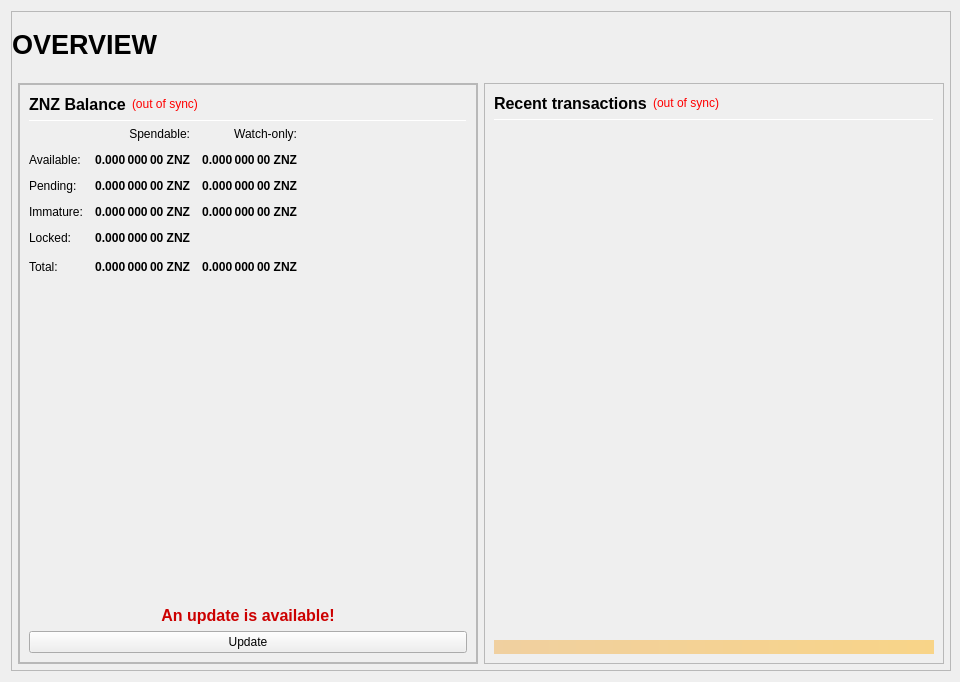
ZENZO-Ecosystem/ZENZO-Core-Archive, file src/qt/forms/overviewpage.ui: the form before one commit.
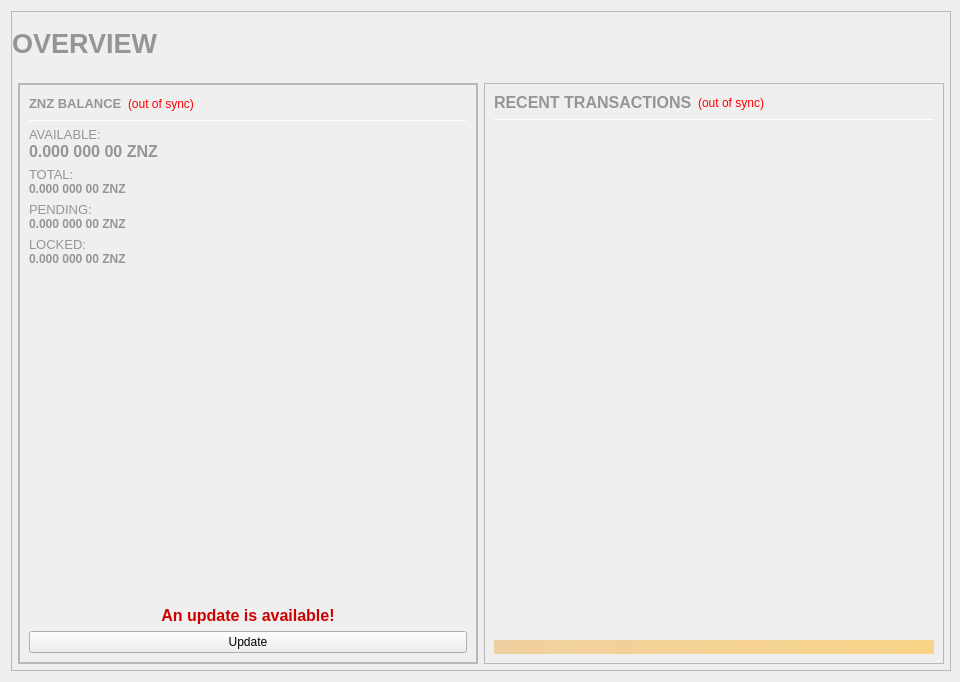
The form after the commit.

Commit message: [WIP][Qt] Small Overview Page re-design

The edit to the form file:
```diff
--- a/src/qt/forms/overviewpage.ui
+++ b/src/qt/forms/overviewpage.ui
@@ -112,7 +112,7 @@
                 </font>
                </property>
                <property name="text">
-                <string>OVERVIEW</string>
+                <string>&lt;html&gt;&lt;head/&gt;&lt;body&gt;&lt;p&gt;&lt;span style=&quot; color:#939598;&quot;&gt;OVERVIEW&lt;/span&gt;&lt;/p&gt;&lt;/body&gt;&lt;/html&gt;</string>
                </property>
                <property name="alignment">
                 <set>Qt::AlignLeading|Qt::AlignLeft|Qt::AlignVCenter</set>
@@ -243,7 +243,7 @@
                           </font>
                          </property>
                          <property name="text">
-                          <string>ZNZ Balance</string>
+                          <string>&lt;html&gt;&lt;head/&gt;&lt;body&gt;&lt;p&gt;&lt;span style=&quot; font-size:10pt; color:#939598;&quot;&gt;ZNZ BALANCE&lt;/span&gt;&lt;/p&gt;&lt;/body&gt;&lt;/html&gt;</string>
                          </property>
                         </widget>
                        </item>
@@ -292,310 +292,35 @@
                       </widget>
                      </item>
                      <item>
-                      <layout class="QGridLayout" name="gridLayout">
-                       <property name="spacing">
-                        <number>12</number>
+                      <widget class="QLabel" name="labelBalanceText">
+                       <property name="text">
+                        <string>&lt;html&gt;&lt;head/&gt;&lt;body&gt;&lt;p&gt;&lt;span style=&quot; font-size:10pt; color:#939598;&quot;&gt;AVAILABLE:&lt;br/&gt;&lt;/span&gt;&lt;span style=&quot; font-size:12pt; font-weight:600; color:#939598;&quot;&gt;0.000 000 00 ZNZ&lt;/span&gt;&lt;/p&gt;&lt;/body&gt;&lt;/html&gt;</string>
                        </property>
-                       <item row="0" column="1">
-                        <widget class="QLabel" name="labelSpendable">
-                         <property name="text">
-                          <string>Spendable:</string>
-                         </property>
-                         <property name="alignment">
-                          <set>Qt::AlignRight|Qt::AlignTrailing|Qt::AlignVCenter</set>
-                         </property>
-                        </widget>
-                       </item>
-                       <item row="0" column="2">
-                        <widget class="QLabel" name="labelWatchonly">
-                         <property name="text">
-                          <string>Watch-only:</string>
-                         </property>
-                         <property name="alignment">
-                          <set>Qt::AlignRight|Qt::AlignTrailing|Qt::AlignVCenter</set>
-                         </property>
-                        </widget>
-                       </item>
-                       <item row="1" column="0">
-                        <widget class="QLabel" name="labelBalanceText">
-                         <property name="text">
-                          <string>Available:</string>
-                         </property>
-                        </widget>
-                       </item>
-                       <item row="1" column="1">
-                        <widget class="QLabel" name="labelBalance">
-                         <property name="font">
-                          <font>
-                           <weight>75</weight>
-                           <bold>true</bold>
-                          </font>
-                         </property>
-                         <property name="cursor">
-                          <cursorShape>IBeamCursor</cursorShape>
-                         </property>
-                         <property name="toolTip">
-                          <string>Your current spendable balance</string>
-                         </property>
-                         <property name="text">
-                          <string notr="true">0.000 000 00 ZNZ</string>
-                         </property>
-                         <property name="alignment">
-                          <set>Qt::AlignRight|Qt::AlignTrailing|Qt::AlignVCenter</set>
-                         </property>
-                         <property name="textInteractionFlags">
-                          <set>Qt::LinksAccessibleByMouse|Qt::TextSelectableByKeyboard|Qt::TextSelectableByMouse</set>
-                         </property>
-                        </widget>
-                       </item>
-                       <item row="1" column="2">
-                        <widget class="QLabel" name="labelWatchAvailable">
-                         <property name="font">
-                          <font>
-                           <weight>75</weight>
-                           <bold>true</bold>
-                          </font>
-                         </property>
-                         <property name="cursor">
-                          <cursorShape>IBeamCursor</cursorShape>
-                         </property>
-                         <property name="toolTip">
-                          <string>Your current balance in watch-only addresses</string>
-                         </property>
-                         <property name="text">
-                          <string notr="true">0.000 000 00 ZNZ</string>
-                         </property>
-                         <property name="alignment">
-                          <set>Qt::AlignRight|Qt::AlignTrailing|Qt::AlignVCenter</set>
-                         </property>
-                         <property name="textInteractionFlags">
-                          <set>Qt::LinksAccessibleByMouse|Qt::TextSelectableByKeyboard|Qt::TextSelectableByMouse</set>
-                         </property>
-                        </widget>
-                       </item>
-                       <item row="2" column="0">
-                        <widget class="QLabel" name="labelPendingText">
-                         <property name="text">
-                          <string>Pending:</string>
-                         </property>
-                        </widget>
-                       </item>
-                       <item row="2" column="1">
-                        <widget class="QLabel" name="labelUnconfirmed">
-                         <property name="font">
-                          <font>
-                           <weight>75</weight>
-                           <bold>true</bold>
-                          </font>
-                         </property>
-                         <property name="cursor">
-                          <cursorShape>IBeamCursor</cursorShape>
-                         </property>
-                         <property name="toolTip">
-                          <string>Total of transactions that have yet to be confirmed, and do not yet count toward the spendable balance</string>
-                         </property>
-                         <property name="text">
-                          <string notr="true">0.000 000 00 ZNZ</string>
-                         </property>
-                         <property name="alignment">
-                          <set>Qt::AlignRight|Qt::AlignTrailing|Qt::AlignVCenter</set>
-                         </property>
-                         <property name="textInteractionFlags">
-                          <set>Qt::LinksAccessibleByMouse|Qt::TextSelectableByKeyboard|Qt::TextSelectableByMouse</set>
-                         </property>
-                        </widget>
-                       </item>
-                       <item row="2" column="2">
-                        <widget class="QLabel" name="labelWatchPending">
-                         <property name="font">
-                          <font>
-                           <weight>75</weight>
-                           <bold>true</bold>
-                          </font>
-                         </property>
-                         <property name="cursor">
-                          <cursorShape>IBeamCursor</cursorShape>
-                         </property>
-                         <property name="toolTip">
-                          <string>Unconfirmed transactions to watch-only addresses</string>
-                         </property>
-                         <property name="text">
-                          <string notr="true">0.000 000 00 ZNZ</string>
-                         </property>
-                         <property name="alignment">
-                          <set>Qt::AlignRight|Qt::AlignTrailing|Qt::AlignVCenter</set>
-                         </property>
-                         <property name="textInteractionFlags">
-                          <set>Qt::LinksAccessibleByMouse|Qt::TextSelectableByKeyboard|Qt::TextSelectableByMouse</set>
-                         </property>
-                        </widget>
-                       </item>
-                       <item row="3" column="0">
-                        <widget class="QLabel" name="labelImmatureText">
-                         <property name="text">
-                          <string>Immature:</string>
-                         </property>
-                        </widget>
-                       </item>
-                       <item row="3" column="1">
-                        <widget class="QLabel" name="labelImmature">
-                         <property name="font">
-                          <font>
-                           <weight>75</weight>
-                           <bold>true</bold>
-                          </font>
-                         </property>
-                         <property name="cursor">
-                          <cursorShape>IBeamCursor</cursorShape>
-                         </property>
-                         <property name="toolTip">
-                          <string>Staked or masternode rewards that has not yet matured</string>
-                         </property>
-                         <property name="text">
-                          <string notr="true">0.000 000 00 ZNZ</string>
-                         </property>
-                         <property name="alignment">
-                          <set>Qt::AlignRight|Qt::AlignTrailing|Qt::AlignVCenter</set>
-                         </property>
-                         <property name="textInteractionFlags">
-                          <set>Qt::LinksAccessibleByMouse|Qt::TextSelectableByKeyboard|Qt::TextSelectableByMouse</set>
-                         </property>
-                        </widget>
-                       </item>
-                       <item row="3" column="2">
-                        <widget class="QLabel" name="labelWatchImmature">
-                         <property name="font">
-                          <font>
-                           <weight>75</weight>
-                           <bold>true</bold>
-                          </font>
-                         </property>
-                         <property name="cursor">
-                          <cursorShape>IBeamCursor</cursorShape>
-                         </property>
-                         <property name="toolTip">
-                          <string>Staked or masternode rewards in watch-only addresses that has not yet matured</string>
-                         </property>
-                         <property name="text">
-                          <string notr="true">0.000 000 00 ZNZ</string>
-                         </property>
-                         <property name="alignment">
-                          <set>Qt::AlignRight|Qt::AlignTrailing|Qt::AlignVCenter</set>
-                         </property>
-                         <property name="textInteractionFlags">
-                          <set>Qt::LinksAccessibleByMouse|Qt::TextSelectableByKeyboard|Qt::TextSelectableByMouse</set>
-                         </property>
-                        </widget>
-                       </item>
-                       <item row="4" column="0">
-                        <widget class="QLabel" name="labelLockedBalanceText">
-                         <property name="toolTip">
-                          <string>Locked ZNZ or Masternode collaterals.</string>
-                         </property>
-                         <property name="text">
-                          <string>Locked:</string>
-                         </property>
-                        </widget>
-                       </item>
-                       <item row="4" column="1">
-                        <widget class="QLabel" name="labelLockedBalance">
-                         <property name="font">
-                          <font>
-                           <weight>75</weight>
-                           <bold>true</bold>
-                          </font>
-                         </property>
-                         <property name="cursor">
-                          <cursorShape>IBeamCursor</cursorShape>
-                         </property>
-                         <property name="toolTip">
-                          <string>Locked ZNZ or Masternode collaterals.</string>
-                         </property>
-                         <property name="text">
-                          <string notr="true">0.000 000 00 ZNZ</string>
-                         </property>
-                         <property name="alignment">
-                          <set>Qt::AlignRight|Qt::AlignTrailing|Qt::AlignVCenter</set>
-                         </property>
-                         <property name="textInteractionFlags">
-                          <set>Qt::LinksAccessibleByMouse|Qt::TextSelectableByKeyboard|Qt::TextSelectableByMouse</set>
-                         </property>
-                        </widget>
-                       </item>
-                       <item row="5" column="0">
-                        <widget class="QLabel" name="labelTotalText">
-                         <property name="toolTip">
-                          <string>Your current ZENZO balance, unconfirmed and immature transactions included</string>
-                         </property>
-                         <property name="text">
-                          <string>Total:</string>
-                         </property>
-                        </widget>
-                       </item>
-                       <item row="5" column="1">
-                        <widget class="QLabel" name="labelTotal">
-                         <property name="font">
-                          <font>
-                           <weight>75</weight>
-                           <bold>true</bold>
-                          </font>
-                         </property>
-                         <property name="cursor">
-                          <cursorShape>IBeamCursor</cursorShape>
-                         </property>
-                         <property name="toolTip">
-                          <string>Your current ZENZO balance, unconfirmed and immature transactions included</string>
-                         </property>
-                         <property name="text">
-                          <string notr="true">0.000 000 00 ZNZ</string>
-                         </property>
-                         <property name="alignment">
-                          <set>Qt::AlignRight|Qt::AlignTrailing|Qt::AlignVCenter</set>
-                         </property>
-                         <property name="textInteractionFlags">
-                          <set>Qt::LinksAccessibleByMouse|Qt::TextSelectableByKeyboard|Qt::TextSelectableByMouse</set>
-                         </property>
-                        </widget>
-                       </item>
-                       <item row="5" column="2">
-                        <widget class="QLabel" name="labelWatchTotal">
-                         <property name="font">
-                          <font>
-                           <weight>75</weight>
-                           <bold>true</bold>
-                          </font>
-                         </property>
-                         <property name="cursor">
-                          <cursorShape>IBeamCursor</cursorShape>
-                         </property>
-                         <property name="toolTip">
-                          <string>Current total balance in watch-only addresses</string>
-                         </property>
-                         <property name="text">
-                          <string notr="true">0.000 000 00 ZNZ</string>
-                         </property>
-                         <property name="alignment">
-                          <set>Qt::AlignRight|Qt::AlignTrailing|Qt::AlignVCenter</set>
-                         </property>
-                         <property name="textInteractionFlags">
-                          <set>Qt::LinksAccessibleByMouse|Qt::TextSelectableByKeyboard|Qt::TextSelectableByMouse</set>
-                         </property>
-                        </widget>
-                       </item>
-                       <item row="5" column="3">
-                        <spacer name="horizontalSpacer_9">
-                         <property name="orientation">
-                          <enum>Qt::Horizontal</enum>
-                         </property>
-                         <property name="sizeHint" stdset="0">
-                          <size>
-                           <width>40</width>
-                           <height>20</height>
-                          </size>
-                         </property>
-                        </spacer>
-                       </item>
-                      </layout>
+                      </widget>
+                     </item>
+                     <item>
+                      <widget class="QLabel" name="labelTotalText">
+                       <property name="text">
+                        <string>&lt;html&gt;&lt;head/&gt;&lt;body&gt;&lt;p&gt;&lt;span style=&quot; font-size:10pt; color:#939598;&quot;&gt;TOTAL:&lt;br/&gt;&lt;/span&gt;&lt;span style=&quot; font-weight:600; color:#939598;&quot;&gt;0.000 000 00 ZNZ&lt;/span&gt;&lt;/p&gt;&lt;/body&gt;&lt;/html&gt;</string>
+                       </property>
+                      </widget>
+                     </item>
+                     <item>
+                      <widget class="QLabel" name="labelPendingText">
+                       <property name="text">
+                        <string>&lt;html&gt;&lt;head/&gt;&lt;body&gt;&lt;p&gt;&lt;span style=&quot; font-size:10pt; color:#939598;&quot;&gt;PENDING:&lt;br/&gt;&lt;/span&gt;&lt;span style=&quot; font-weight:600; color:#939598;&quot;&gt;0.000 000 00 ZNZ&lt;/span&gt;&lt;/p&gt;&lt;/body&gt;&lt;/html&gt;</string>
+                       </property>
+                      </widget>
+                     </item>
+                     <item>
+                      <widget class="QLabel" name="labelLockedBalanceText">
+                       <property name="toolTip">
+                        <string>Locked ZNZ or Masternode collaterals.</string>
+                       </property>
+                       <property name="text">
+                        <string>&lt;html&gt;&lt;head/&gt;&lt;body&gt;&lt;p&gt;&lt;span style=&quot; font-size:10pt; color:#939598;&quot;&gt;LOCKED:&lt;br/&gt;&lt;/span&gt;&lt;span style=&quot; font-weight:600; color:#939598;&quot;&gt;0.000 000 00 ZNZ&lt;/span&gt;&lt;/p&gt;&lt;/body&gt;&lt;/html&gt;</string>
+                       </property>
+                      </widget>
                      </item>
                      <item>
                       <spacer name="verticalSpacer_3">
@@ -691,7 +416,7 @@
                        </font>
                       </property>
                       <property name="text">
-                       <string>Recent transactions</string>
+                       <string>&lt;html&gt;&lt;head/&gt;&lt;body&gt;&lt;p&gt;&lt;span style=&quot; color:#939598;&quot;&gt;RECENT TRANSACTIONS&lt;/span&gt;&lt;/p&gt;&lt;/body&gt;&lt;/html&gt;</string>
                       </property>
                      </widget>
                     </item>
```
Left out of the diff: 1 changed line with no effect on the pictures. The commit also changes 3 other files.
